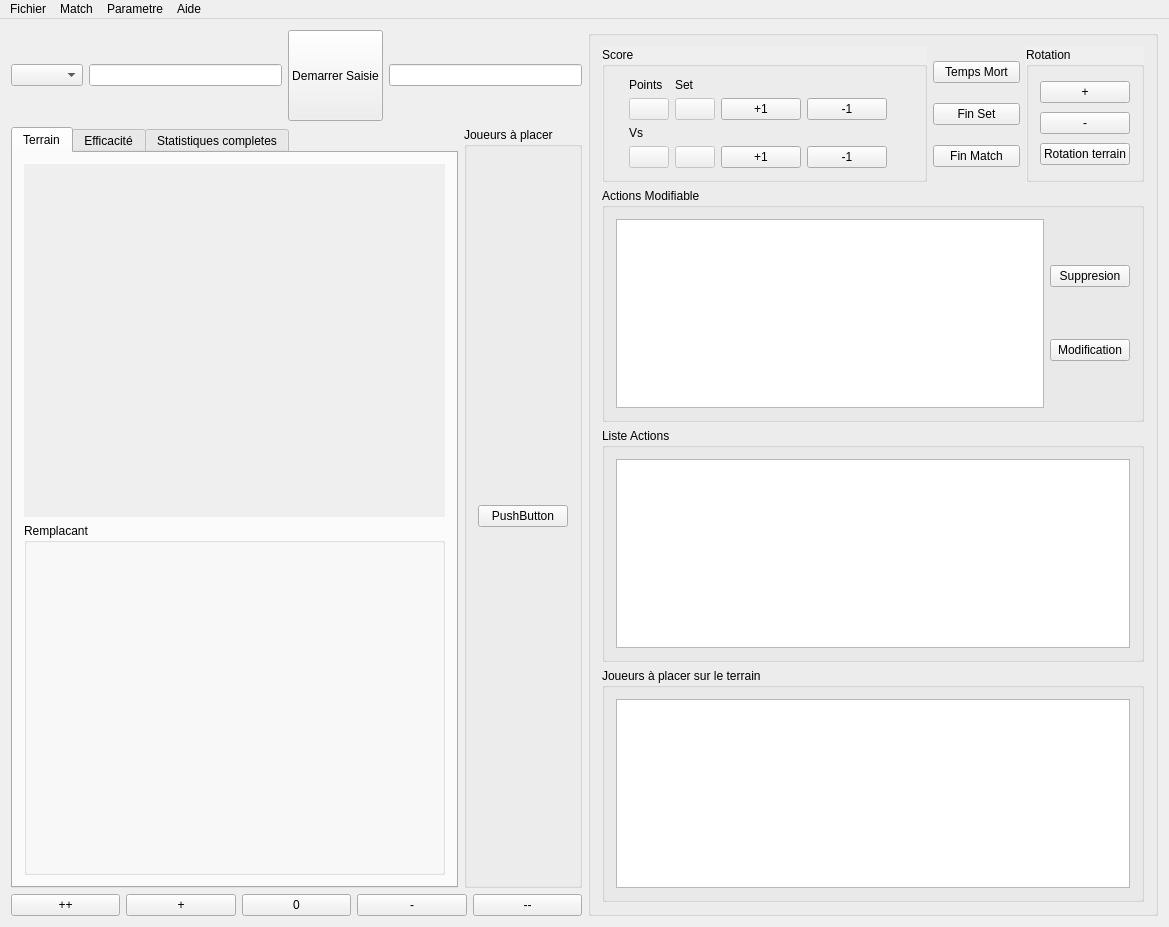
First picture: the form in ui/ecran.ui, repository flagage/volleyclubstats, before the edit.
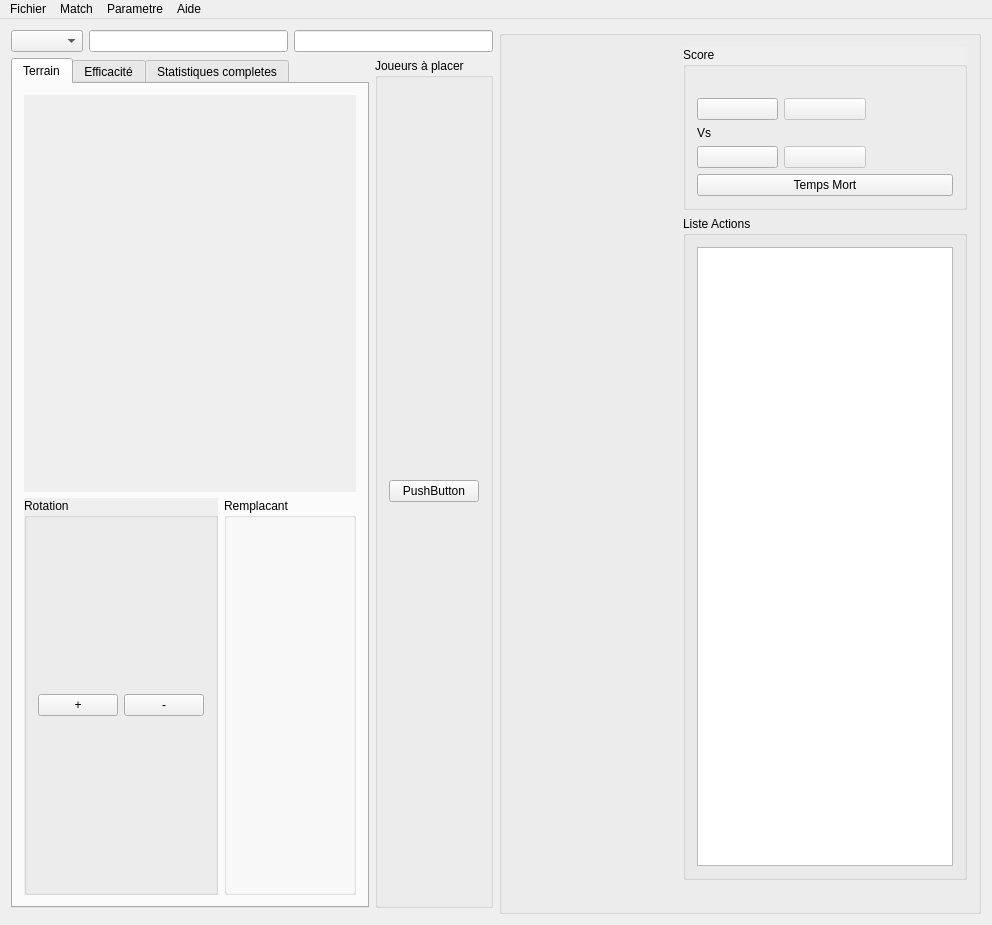
Second picture: the form after the edit. Icons and pictures are not drawn.

What changed in the file:
```diff
--- a/ui/ecran.ui
+++ b/ui/ecran.ui
@@ -6,8 +6,8 @@
    <rect>
     <x>0</x>
     <y>0</y>
-    <width>1169</width>
-    <height>927</height>
+    <width>992</width>
+    <height>925</height>
    </rect>
   </property>
   <property name="contextMenuPolicy">
@@ -30,7 +30,7 @@
    <property name="autoFillBackground">
     <bool>true</bool>
    </property>
-   <layout class="QGridLayout" name="gridLayout_12">
+   <layout class="QGridLayout" name="gridLayout_2">
     <item row="0" column="0">
      <layout class="QGridLayout" name="gridLayout_11">
       <item row="2" column="1">
@@ -50,26 +50,13 @@
         </property>
        </widget>
       </item>
-      <item row="2" column="5">
+      <item row="2" column="4">
        <widget class="QLineEdit" name="lineEdit_PBP">
         <property name="toolTip">
          <string>Position Base Passe(A+R)</string>
         </property>
        </widget>
       </item>
-      <item row="2" column="4">
-       <widget class="QPushButton" name="Start">
-        <property name="minimumSize">
-         <size>
-          <width>83</width>
-          <height>91</height>
-         </size>
-        </property>
-        <property name="text">
-         <string>Demarrer Saisie</string>
-        </property>
-       </widget>
-      </item>
      </layout>
     </item>
     <item row="0" column="1" rowspan="3">
@@ -77,35 +64,125 @@
       <property name="title">
        <string/>
       </property>
-      <layout class="QGridLayout" name="gridLayout_16">
-       <item row="1" column="0">
+      <layout class="QGridLayout" name="gridLayout">
+       <item row="0" column="1">
         <layout class="QGridLayout" name="gridLayout_15">
          <item row="0" column="0">
-          <widget class="QGroupBox" name="groupBox_5">
+          <widget class="QGroupBox" name="groupBox_2">
+           <property name="autoFillBackground">
+            <bool>true</bool>
+           </property>
            <property name="title">
-            <string>Actions Modifiable</string>
+            <string>Score</string>
            </property>
-           <layout class="QGridLayout" name="gridLayout">
-            <item row="0" column="1">
-             <layout class="QGridLayout" name="gridLayout_8">
-              <item row="0" column="0">
-               <widget class="QPushButton" name="pBSup">
-                <property name="text">
-                 <string>Suppresion</string>
-                </property>
-               </widget>
+           <layout class="QGridLayout" name="gridLayout_6">
+            <item row="1" column="0">
+             <layout class="QGridLayout" name="gridLayout_3">
+              <item row="2" column="2">
+               <layout class="QGridLayout" name="gridLayout_16">
+                <item row="0" column="0">
+                 <widget class="QLabel" name="label_9">
+                  <property name="text">
+                   <string/>
+                  </property>
+                 </widget>
+                </item>
+                <item row="0" column="1">
+                 <widget class="QLabel" name="label_8">
+                  <property name="text">
+                   <string/>
+                  </property>
+                 </widget>
+                </item>
+               </layout>
               </item>
               <item row="1" column="0">
-               <widget class="QPushButton" name="PBModif">
+               <widget class="QPushButton" name="pBScore">
+                <property name="enabled">
+                 <bool>true</bool>
+                </property>
                 <property name="text">
-                 <string>Modification</string>
+                 <string/>
+                </property>
+               </widget>
+              </item>
+              <item row="2" column="0">
+               <widget class="QLabel" name="label_10">
+                <property name="text">
+                 <string>Vs</string>
+                </property>
+               </widget>
+              </item>
+              <item row="4" column="0">
+               <widget class="QPushButton" name="pBScore_2">
+                <property name="enabled">
+                 <bool>true</bool>
+                </property>
+                <property name="text">
+                 <string/>
+                </property>
+               </widget>
+              </item>
+              <item row="0" column="0">
+               <widget class="QLabel" name="label">
+                <property name="text">
+                 <string/>
+                </property>
+               </widget>
+              </item>
+              <item row="2" column="1">
+               <widget class="QLabel" name="label_2">
+                <property name="text">
+                 <string/>
+                </property>
+               </widget>
+              </item>
+              <item row="1" column="1">
+               <widget class="QPushButton" name="pBSet">
+                <property name="enabled">
+                 <bool>false</bool>
+                </property>
+                <property name="text">
+                 <string/>
+                </property>
+               </widget>
+              </item>
+              <item row="0" column="2">
+               <layout class="QGridLayout" name="gridLayout_5">
+                <item row="0" column="0">
+                 <widget class="QLabel" name="label_6">
+                  <property name="text">
+                   <string/>
+                  </property>
+                 </widget>
+                </item>
+                <item row="0" column="1">
+                 <widget class="QLabel" name="label_7">
+                  <property name="text">
+                   <string/>
+                  </property>
+                 </widget>
+                </item>
+               </layout>
+              </item>
+              <item row="4" column="1">
+               <widget class="QPushButton" name="pBSet_2">
+                <property name="enabled">
+                 <bool>false</bool>
+                </property>
+                <property name="text">
+                 <string/>
                 </property>
                </widget>
               </item>
              </layout>
             </item>
-            <item row="0" column="0">
-             <widget class="QListWidget" name="listAction"/>
+            <item row="2" column="0">
+             <widget class="QPushButton" name="pushButton_TM">
+              <property name="text">
+               <string>Temps Mort</string>
+              </property>
+             </widget>
             </item>
            </layout>
           </widget>
@@ -135,227 +212,20 @@
            </layout>
           </widget>
          </item>
-         <item row="2" column="0">
-          <widget class="QGroupBox" name="groupBox_8">
-           <property name="title">
-            <string>Joueurs à placer sur le terrain</string>
-           </property>
-           <layout class="QGridLayout" name="gridLayout_14">
-            <item row="0" column="0">
-             <widget class="QListWidget" name="listJoueur"/>
-            </item>
-           </layout>
-          </widget>
-         </item>
         </layout>
        </item>
-       <item row="0" column="0">
-        <layout class="QGridLayout" name="gridLayout_5">
-         <item row="0" column="0">
-          <widget class="QGroupBox" name="groupBox_2">
-           <property name="autoFillBackground">
-            <bool>true</bool>
-           </property>
-           <property name="title">
-            <string>Score</string>
-           </property>
-           <layout class="QGridLayout" name="gridLayout_4">
-            <item row="0" column="1">
-             <widget class="QLabel" name="label_3">
-              <property name="text">
-               <string>Points</string>
-              </property>
-             </widget>
-            </item>
-            <item row="0" column="2">
-             <widget class="QLabel" name="label_5">
-              <property name="text">
-               <string>Set</string>
-              </property>
-             </widget>
-            </item>
-            <item row="1" column="0">
-             <widget class="QLabel" name="label">
-              <property name="text">
-               <string/>
-              </property>
-             </widget>
-            </item>
-            <item row="1" column="1">
-             <widget class="QPushButton" name="pBScore">
-              <property name="enabled">
-               <bool>false</bool>
-              </property>
-              <property name="text">
-               <string/>
-              </property>
-             </widget>
-            </item>
-            <item row="1" column="2">
-             <widget class="QPushButton" name="pBSet">
-              <property name="enabled">
-               <bool>false</bool>
-              </property>
-              <property name="text">
-               <string/>
-              </property>
-             </widget>
-            </item>
-            <item row="1" column="3">
-             <widget class="QPushButton" name="pushButton">
-              <property name="autoFillBackground">
-               <bool>true</bool>
-              </property>
-              <property name="text">
-               <string>+1</string>
-              </property>
-             </widget>
-            </item>
-            <item row="1" column="4">
-             <widget class="QPushButton" name="pushButton_3">
-              <property name="text">
-               <string>-1</string>
-              </property>
-             </widget>
-            </item>
-            <item row="1" column="5">
-             <widget class="QLabel" name="label_7">
-              <property name="text">
-               <string/>
-              </property>
-             </widget>
-            </item>
-            <item row="1" column="6">
-             <widget class="QLabel" name="label_6">
-              <property name="text">
-               <string/>
-              </property>
-             </widget>
-            </item>
-            <item row="3" column="0">
-             <widget class="QLabel" name="label_2">
-              <property name="text">
-               <string/>
-              </property>
-             </widget>
-            </item>
-            <item row="3" column="1">
-             <widget class="QPushButton" name="pBScore_2">
-              <property name="enabled">
-               <bool>false</bool>
-              </property>
-              <property name="text">
-               <string/>
-              </property>
-             </widget>
-            </item>
-            <item row="3" column="2">
-             <widget class="QPushButton" name="pBSet_2">
-              <property name="enabled">
-               <bool>false</bool>
-              </property>
-              <property name="text">
-               <string/>
-              </property>
-             </widget>
-            </item>
-            <item row="3" column="3">
-             <widget class="QPushButton" name="pushButton_2">
-              <property name="text">
-               <string>+1</string>
-              </property>
-             </widget>
-            </item>
-            <item row="3" column="4">
-             <widget class="QPushButton" name="pushButton_4">
-              <property name="text">
-               <string>-1</string>
-              </property>
-             </widget>
-            </item>
-            <item row="3" column="5">
-             <widget class="QLabel" name="label_8">
-              <property name="text">
-               <string/>
-              </property>
-             </widget>
-            </item>
-            <item row="3" column="6">
-             <widget class="QLabel" name="label_9">
-              <property name="text">
-               <string/>
-              </property>
-             </widget>
-            </item>
-            <item row="2" column="1">
-             <widget class="QLabel" name="label_10">
-              <property name="text">
-               <string>Vs</string>
-              </property>
-             </widget>
-            </item>
-           </layout>
-          </widget>
-         </item>
-         <item row="0" column="2">
-          <layout class="QGridLayout" name="gridLayout_3">
-           <item row="0" column="0">
-            <widget class="QPushButton" name="pushButton_TM">
-             <property name="text">
-              <string>Temps Mort</string>
-             </property>
-            </widget>
-           </item>
-           <item row="2" column="0">
-            <widget class="QPushButton" name="pushButton_FM">
-             <property name="text">
-              <string>Fin Match</string>
-             </property>
-            </widget>
-           </item>
-           <item row="1" column="0">
-            <widget class="QPushButton" name="pushButton_6">
-             <property name="text">
-              <string>Fin Set</string>
-             </property>
-            </widget>
-           </item>
-          </layout>
-         </item>
-         <item row="0" column="3">
-          <widget class="QGroupBox" name="groupBox">
-           <property name="autoFillBackground">
-            <bool>true</bool>
-           </property>
-           <property name="title">
-            <string>Rotation</string>
-           </property>
-           <layout class="QGridLayout" name="gridLayout_6">
-            <item row="0" column="0">
-             <widget class="QPushButton" name="pBRotationPlus">
-              <property name="text">
-               <string>+</string>
-              </property>
-             </widget>
-            </item>
-            <item row="1" column="0">
-             <widget class="QPushButton" name="pBRotationMoins">
-              <property name="text">
-               <string>-</string>
-              </property>
-             </widget>
-            </item>
-            <item row="2" column="0">
-             <widget class="QPushButton" name="pushButton_5">
-              <property name="text">
-               <string>Rotation terrain</string>
-              </property>
-             </widget>
-            </item>
-           </layout>
-          </widget>
-         </item>
-        </layout>
+       <item row="1" column="0">
+        <spacer name="horizontalSpacer">
+         <property name="orientation">
+          <enum>Qt::Horizontal</enum>
+         </property>
+         <property name="sizeHint" stdset="0">
+          <size>
+           <width>40</width>
+           <height>20</height>
+          </size>
+         </property>
+        </spacer>
        </item>
       </layout>
      </widget>
@@ -371,7 +241,7 @@
          <attribute name="title">
           <string>Terrain</string>
          </attribute>
-         <layout class="QGridLayout" name="gridLayout_17">
+         <layout class="QGridLayout" name="gridLayout_23">
           <item row="0" column="0">
            <widget class="QLabel" name="label_4">
             <property name="autoFillBackground">
@@ -386,16 +256,46 @@
            </widget>
           </item>
           <item row="1" column="0">
-           <widget class="QGroupBox" name="groupBox_10">
-            <property name="title">
-             <string>Remplacant</string>
-            </property>
-            <layout class="QGridLayout" name="gridLayout_19">
-             <item row="0" column="0">
-              <layout class="QGridLayout" name="gridLayout_22"/>
-             </item>
-            </layout>
-           </widget>
+           <layout class="QGridLayout" name="gridLayout_17">
+            <item row="0" column="0">
+             <widget class="QGroupBox" name="groupBox">
+              <property name="autoFillBackground">
+               <bool>true</bool>
+              </property>
+              <property name="title">
+               <string>Rotation</string>
+              </property>
+              <layout class="QGridLayout" name="gridLayout_12">
+               <item row="0" column="0">
+                <widget class="QPushButton" name="pBRotationPlus">
+                 <property name="text">
+                  <string>+</string>
+                 </property>
+                </widget>
+               </item>
+               <item row="0" column="1">
+                <widget class="QPushButton" name="pBRotationMoins">
+                 <property name="text">
+                  <string>-</string>
+                 </property>
+                </widget>
+               </item>
+              </layout>
+             </widget>
+            </item>
+            <item row="0" column="1">
+             <widget class="QGroupBox" name="groupBox_10">
+              <property name="title">
+               <string>Remplacant</string>
+              </property>
+              <layout class="QGridLayout" name="gridLayout_19">
+               <item row="0" column="1">
+                <layout class="QGridLayout" name="gridLayout_22"/>
+               </item>
+              </layout>
+             </widget>
+            </item>
+           </layout>
           </item>
          </layout>
         </widget>
@@ -459,45 +359,6 @@
       </item>
      </layout>
     </item>
-    <item row="2" column="0">
-     <layout class="QGridLayout" name="gridLayout_2">
-      <item row="0" column="0">
-       <widget class="QPushButton" name="Button_PP">
-        <property name="text">
-         <string>++</string>
-        </property>
-       </widget>
-      </item>
-      <item row="0" column="1">
-       <widget class="QPushButton" name="Button_P">
-        <property name="text">
-         <string>+</string>
-        </property>
-       </widget>
-      </item>
-      <item row="0" column="2">
-       <widget class="QPushButton" name="Button_0">
-        <property name="text">
-         <string>0</string>
-        </property>
-       </widget>
-      </item>
-      <item row="0" column="3">
-       <widget class="QPushButton" name="Button_M">
-        <property name="text">
-         <string>-</string>
-        </property>
-       </widget>
-      </item>
-      <item row="0" column="4">
-       <widget class="QPushButton" name="Button_MM">
-        <property name="text">
-         <string>--</string>
-        </property>
-       </widget>
-      </item>
-     </layout>
-    </item>
    </layout>
   </widget>
   <widget class="QMenuBar" name="menuBar">
@@ -505,8 +366,8 @@
     <rect>
      <x>0</x>
      <y>0</y>
-     <width>1169</width>
-     <height>25</height>
+     <width>992</width>
+     <height>23</height>
     </rect>
    </property>
    <widget class="QMenu" name="menuFichier">
```
Left out of the diff: 21 changed lines with no effect on the pictures.
